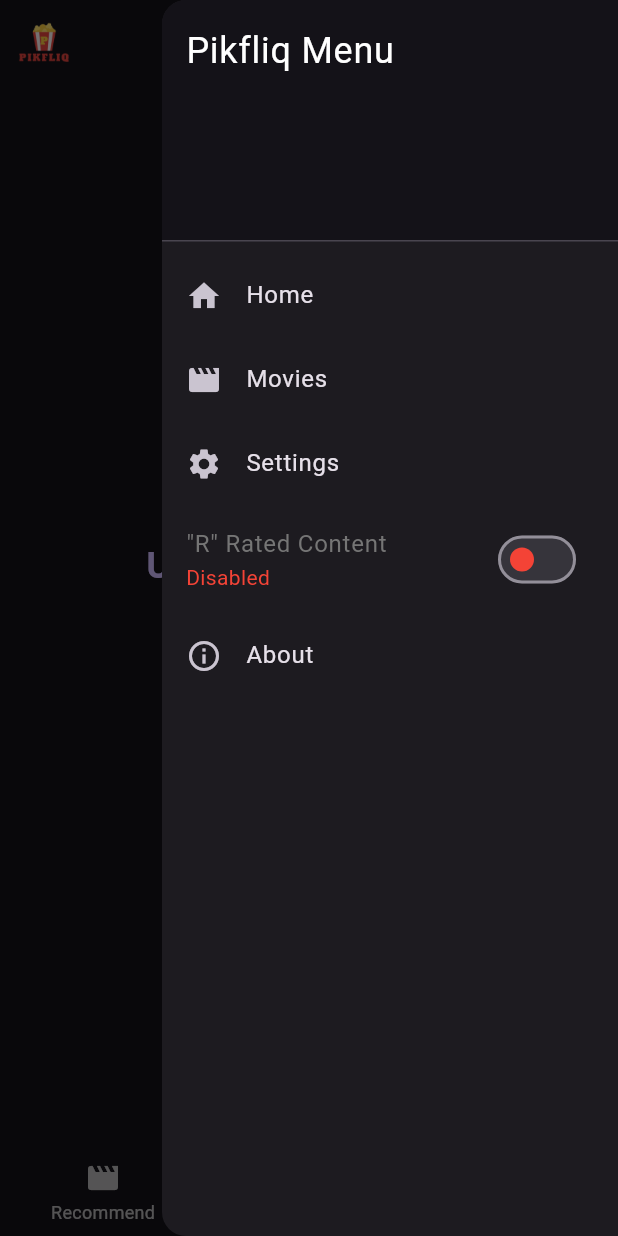
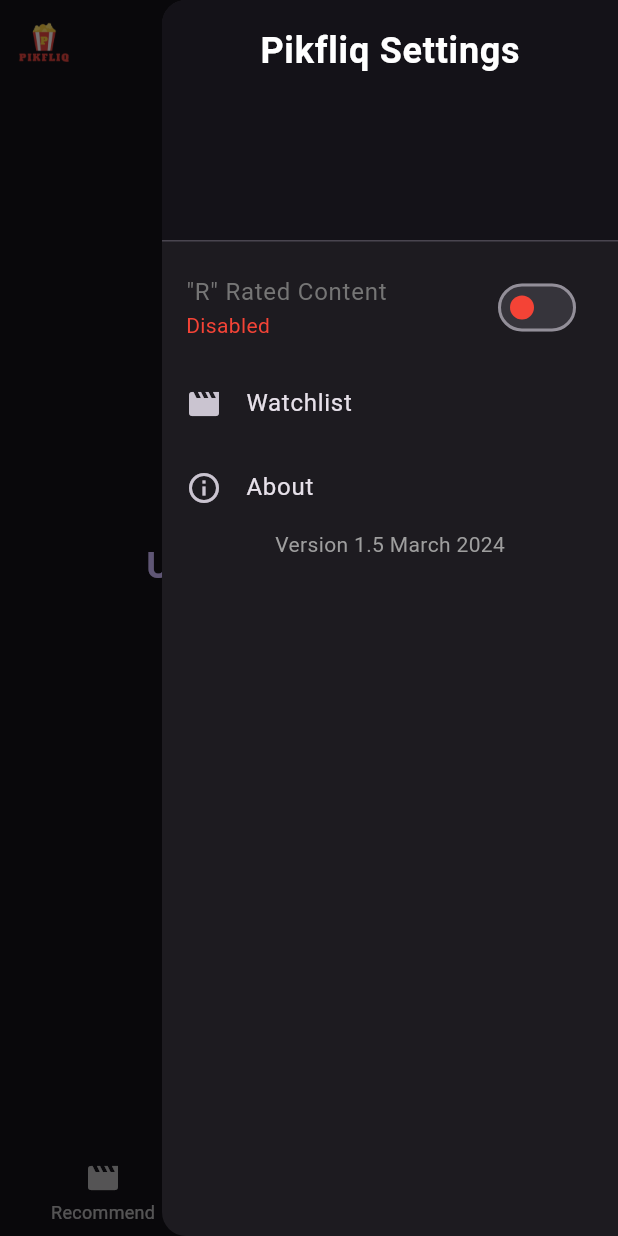
Before and after one commit to User5678953/Pikfliq, a Flutter app: the screen it shows after launch, item 2 of the bottom bar chosen, in the side drawer, after a tap on the "settings" icon, on a phone screen of 412 x 824 dp. Run offline on Flutter 3.47's test engine with Material 3 defaults, Android fonts, the phone set to English and light mode, and no system bars; our stand-ins replace flutter_dotenv, shared_preferences; network calls fail.

Commit message:
version 1.5: Enhanced Ui

```diff
--- /dev/null
+++ b/pikfliq/lib/models/favorites.dart
@@ -0,0 +1 @@
+List<Map<String, dynamic>> favoriteMovies = [];
--- a/pikfliq/lib/screens/HomeScreen.dart
+++ b/pikfliq/lib/screens/HomeScreen.dart
@@ -1,14 +1,16 @@
 import 'package:flutter/material.dart';
+
+import 'package:pikfliq/models/MovieService.dart';
 import 'package:pikfliq/widgets/RandomMovieFetcher.dart';
 import 'package:pikfliq/widgets/ScreenScaffoldWidgets/AppBarWidget.dart';
 import 'package:pikfliq/widgets/ScreenScaffoldWidgets/BottomNavigationWidget.dart';
 import 'package:pikfliq/widgets/ScreenScaffoldWidgets/DrawerWidget.dart';
-import 'package:pikfliq/widgets/UnderDevPlaceHolderWidget.dart';
+import 'package:pikfliq/widgets/UnderDevPlaceholderWidget.dart';
+import 'package:pikfliq/widgets/WatchListWidget.dart';
+import 'package:pikfliq/models/favorites.dart'; // This should be your Favorites manager
 
 class HomeScreen extends StatefulWidget {
-  const HomeScreen(
-      {Key? key, required this.themeMode, required this.toggleTheme})
-      : super(key: key);
+  const HomeScreen({Key? key, required this.themeMode, required this.toggleTheme}) : super(key: key);
 
   final ThemeMode themeMode;
   final VoidCallback toggleTheme;
@@ -19,49 +21,83 @@
 
 class _HomeScreenState extends State<HomeScreen> {
   int _selectedIndex = 0;
+  Map<String, dynamic>? currentMovie;
   final GlobalKey<ScaffoldState> _scaffoldKey = GlobalKey<ScaffoldState>();
+  final MovieService movieService = MovieService();
 
-  // Define your widgets for each tab here
-  final List<Widget> _widgetOptions = [
-    MovieFetcherWidget(), // Recommend tab content
-    UnderDevPlaceholderWidget(), // Discover tab content
-    UnderDevPlaceholderWidget(), // Watchlist tab content, under development
+  @override
+  void initState() {
+    super.initState();
+    fetchRandomMovie();
+  }
+
+ void fetchRandomMovie() async {
+  final movie = await movieService.fetchRandomMovie();
+  if (movie != null) {
+    setState(() => currentMovie = movie); // This triggers the rebuild with a new movie.
+  }
+}
+
+  void _addToFavorites(Map<String, dynamic>? movie) {
+    if (movie != null) {
+      favoriteMovies.add(movie);
+      ScaffoldMessenger.of(context).showSnackBar(
+        SnackBar(
+          content: Center(child: Text(
+            '${movie['title']} added to Watchlist!',
+            style: TextStyle(color: Colors.white, fontWeight: FontWeight.bold), // Make text bold white
+          )),
+          backgroundColor: Colors.green, // Set the snackbar color to green for success
+        ),
+      );
+    }
+  }
+
+  @override Widget build(BuildContext context) {
+
+  List<Widget> _widgetOptions = [
+  RandomMovieFetcher(
+    movieData: currentMovie, // Ensure RandomMovieFetcher accepts and uses this parameter
+    onNewMovie: (movie) => setState(() => currentMovie = movie)
+  ),
+  UnderDevPlaceholderWidget(),
+  WatchListWidget(),
 ];
 
-  void _onItemTapped(int index) {
-    setState(() {
-      _selectedIndex = index;
-    });
-    // Additional actions based on the index can be placed here if needed
-  }
-
-  @override
-  Widget build(BuildContext context) {
     return Scaffold(
       key: _scaffoldKey,
-      appBar: AppBarWidget(
-
-        onToggleTheme: widget.toggleTheme,
-        scaffoldKey: _scaffoldKey,
-      ),
-      endDrawer: CustomDrawerWidget(), // Your custom drawer widget
-      // The body changes based on the current index
+      appBar: AppBarWidget(onToggleTheme: widget.toggleTheme, scaffoldKey: _scaffoldKey),
+      endDrawer: CustomDrawerWidget(),
       body: LayoutBuilder(
         builder: (BuildContext context, BoxConstraints constraints) {
           return SingleChildScrollView(
             child: ConstrainedBox(
               constraints: BoxConstraints(minHeight: constraints.maxHeight),
-        child: IntrinsicHeight(
-          child: _widgetOptions.elementAt(_selectedIndex),
-        ),
+              child: IntrinsicHeight(child: _widgetOptions.elementAt(_selectedIndex)),
             ),
           );
         },
       ),
-      bottomNavigationBar: BottomNavigationWidget(
-        selectedIndex: _selectedIndex,
-        onItemSelected: _onItemTapped,
+      bottomNavigationBar: BottomNavigationWidget(selectedIndex: _selectedIndex, onItemSelected: (index) => setState(() => _selectedIndex = index)),
+      floatingActionButton: _selectedIndex == 0
+        ? Column(
+            mainAxisAlignment: MainAxisAlignment.end,
+            children: [
+              FloatingActionButton(
+                onPressed: () => _addToFavorites(currentMovie),
+                child: const Icon(Icons.favorite),
+                backgroundColor: Colors.red,
+                heroTag: 'add_to_favorites',
               ),
+              SizedBox(height: 10), // Provide some spacing between the buttons
+FloatingActionButton(
+  onPressed: fetchRandomMovie, // This should trigger the fetch and update the UI
+  child: const Icon(Icons.refresh),
+  backgroundColor: Colors.blue,
+),
+            ],
+          )
+        : null,
     );
   }
 }
--- a/pikfliq/lib/widgets/InformationWidget.dart
+++ b/pikfliq/lib/widgets/InformationWidget.dart
@@ -59,7 +59,7 @@
 
     Widget buildBackButton() {
       return isMobile ? Align(
-        alignment: Alignment.bottomRight,
+        alignment: Alignment.bottomLeft,
         child: FloatingActionButton(
            elevation: 0,
           backgroundColor: Colors.red,
--- a/pikfliq/lib/widgets/RandomMovieFetcher.dart
+++ b/pikfliq/lib/widgets/RandomMovieFetcher.dart
@@ -2,78 +2,51 @@
 import 'package:pikfliq/models/MovieService.dart';
 import 'package:pikfliq/widgets/movie_card.dart';
 
-class MovieFetcherWidget extends StatefulWidget {
-  const MovieFetcherWidget({Key? key}) : super(key: key);
+class RandomMovieFetcher extends StatefulWidget {
+  final Map<String, dynamic>? movieData;
+
+  const RandomMovieFetcher({Key? key, required this.onNewMovie, this.movieData})
+      : super(key: key);
+  final Function(Map<String, dynamic>?) onNewMovie;
 
   @override
-  _MovieFetcherWidgetState createState() => _MovieFetcherWidgetState();
+  _RandomMovieFetcherState createState() => _RandomMovieFetcherState();
+
+  static _RandomMovieFetcherState? of(BuildContext context) =>
+      context.findAncestorStateOfType<_RandomMovieFetcherState>();
 }
 
-class _MovieFetcherWidgetState extends State<MovieFetcherWidget> {
+class _RandomMovieFetcherState extends State<RandomMovieFetcher> {
   Map<String, dynamic>? currentMovie;
   final MovieService movieService = MovieService();
 
   @override
   void initState() {
     super.initState();
-    _fetchRandomMovie();
+    fetchRandomMovie();
   }
 
-  void _fetchRandomMovie() async {
-    try {
-      final movie = await movieService.fetchRandomMovie();
-      if (mounted) {
-        setState(() {
-          currentMovie = movie;
-        });
-      }
-    } catch (e) {
-      print('Error fetching movie: $e');
+  void fetchRandomMovie() async {
+    final movie = await movieService.fetchRandomMovie();
+    if (movie != null && mounted) {
+      // Check if the widget is still in the widget tree
+      setState(() => currentMovie = movie);
+      widget.onNewMovie(movie); // Call the callback with the new movie data
     }
   }
 
   @override
   Widget build(BuildContext context) {
-    final bool isMobile = MediaQuery.of(context).size.width < 600;
-
-    return Scaffold(
-      floatingActionButton: FloatingActionButton(
-        onPressed: _fetchRandomMovie,
-        child: const Icon(Icons.refresh),
-        backgroundColor: Color.fromARGB(255, 87, 2, 235),
-      ),
-      body: GestureDetector(
-        onHorizontalDragEnd: (details) {
-          _fetchRandomMovie();
-        },
-        child: currentMovie != null
-            ? LayoutBuilder(
-                builder: (BuildContext context, BoxConstraints constraints) {
-                  return SingleChildScrollView(
-                    child: ConstrainedBox(
-                      constraints: BoxConstraints(
-                        minHeight: constraints.maxHeight,
-                      ),
-                      child: IntrinsicHeight(
-                        child: Column(
-                          mainAxisAlignment: MainAxisAlignment.center,
-                          children: <Widget>[
-                            MovieCard(
-                              movieData: currentMovie!,
-                              isMobile: isMobile,
-                              onFetchMovie: _fetchRandomMovie,
-                            ),
-                          ],
-                        ),
-                      ),
-                    ),
-                  );
-                },
-              )
-            : const Center(
-                child: CircularProgressIndicator(),
-              ),
-      ),
-    );
+    return currentMovie != null
+        ? MovieCard(
+            key: ValueKey(
+                currentMovie!['id']), // Assuming each movie has a unique 'id'
+             movieData: widget.movieData, // Passed down from HomeScreen
+    isMobile: MediaQuery.of(context).size.width < 600,
+    onFetchMovie: () {},
+          )
+        : Center(
+            child:
+                CircularProgressIndicator()); // Ensure this line is correct as shown
   }
 }
--- a/pikfliq/lib/widgets/ScreenScaffoldWidgets/AppBarWidget.dart
+++ b/pikfliq/lib/widgets/ScreenScaffoldWidgets/AppBarWidget.dart
@@ -1,5 +1,5 @@
 import 'package:flutter/material.dart';
-import 'package:pikfliq/widgets/AboutModalWidget.dart'; // Ensure this import is correct
+
 
 class AppBarWidget extends StatelessWidget implements PreferredSizeWidget {
   final VoidCallback onToggleTheme;
@@ -30,18 +30,6 @@
           icon: const Icon(Icons.brightness_6, size: 50),
           onPressed: onToggleTheme,
         ),
-        MouseRegion(
-          cursor: SystemMouseCursors.click, // Change the cursor to a pointer
-          child: IconButton(
-            icon: const Icon(Icons.question_mark, size: 50),
-            onPressed: () {
-              showDialog(
-                context: context,
-                builder: (BuildContext context) => const AboutModalWidget(),
-              );
-            },
-          ),
-        ),
       ],
       titleSpacing: NavigationToolbar.kMiddleSpacing,
     );
--- a/pikfliq/lib/widgets/ScreenScaffoldWidgets/DrawerWidget.dart
+++ b/pikfliq/lib/widgets/ScreenScaffoldWidgets/DrawerWidget.dart
@@ -1,4 +1,5 @@
 import 'package:flutter/material.dart';
+import 'package:pikfliq/widgets/AboutModalWidget.dart';
 import 'package:shared_preferences/shared_preferences.dart';
 
 class CustomDrawerWidget extends StatefulWidget {
@@ -41,34 +42,20 @@
             decoration: BoxDecoration(
               color: Theme.of(context).primaryColor,
             ),
-            child: Text(
-              'Pikfliq Menu',
-              style: TextStyle(
-                color: Colors.white,
-                fontSize: 24,
-              ),
+            child: Column(
+              crossAxisAlignment: CrossAxisAlignment.center, // Center the content
+              children: [
+                Text(
+                  'Pikfliq Settings', // Updated header to 'Pikfliq Settings'
+                  style: TextStyle(
+                    color: Colors.white,
+                    fontSize: 24,
+                    fontWeight: FontWeight.bold, // Make the title bold
+                  ),
+                ),
+                SizedBox(height: 10), // Add some spacing between header and content
+              ],
             ),
-          ),
-          ListTile(
-            leading: Icon(Icons.home),
-            title: Text('Home'),
-            onTap: () {
-              Navigator.pop(context);
-            },
-          ),
-          ListTile(
-            leading: Icon(Icons.movie),
-            title: Text('Movies'),
-            onTap: () {
-              // Your navigation logic here
-            },
-          ),
-          ListTile(
-            leading: Icon(Icons.settings),
-            title: Text('Settings'),
-            onTap: () {
-              // Your navigation logic here
-            },
           ),
           SwitchListTile(
             title: Text(
@@ -87,11 +74,32 @@
             },
           ),
           ListTile(
+            leading: Icon(Icons.movie),
+            title: Text('Watchlist'),
+            onTap: () {
+              Navigator.pushNamed(context, '/home');
+            },
+          ),
+
+          ListTile(
             leading: Icon(Icons.info_outline),
             title: Text('About'),
             onTap: () {
-              // Your navigation logic here
+              showDialog(
+                context: context,
+                builder: (BuildContext context) => const AboutModalWidget(),
+              );
             },
+          ),
+          Container(
+            alignment: Alignment.bottomCenter,
+            padding: EdgeInsets.only(bottom: 20),
+            child: Text(
+              'Version 1.5 March 2024',
+              style: TextStyle(
+                color: Colors.grey,
+              ),
+            ),
           ),
         ],
       ),
```
Also changed, not shown: pikfliq/lib/screens/FavoritesWatchlistScreen.dart (+13 -14 lines), pikfliq/lib/widgets/AboutModalWidget.dart (+15 -17 lines), pikfliq/lib/widgets/FavoriteActionButton.dart (added, +32 -0 lines), pikfliq/lib/widgets/WatchListWidget.dart (added, +66 -0 lines), pikfliq/lib/widgets/movie_card.dart (+47 -59 lines). Lines whose indentation alone changed are shown as unchanged.
